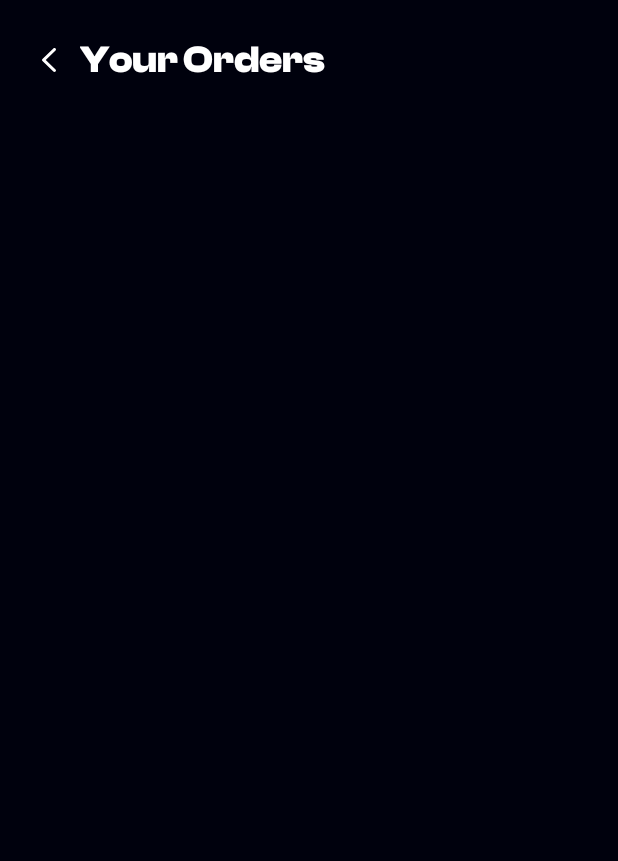
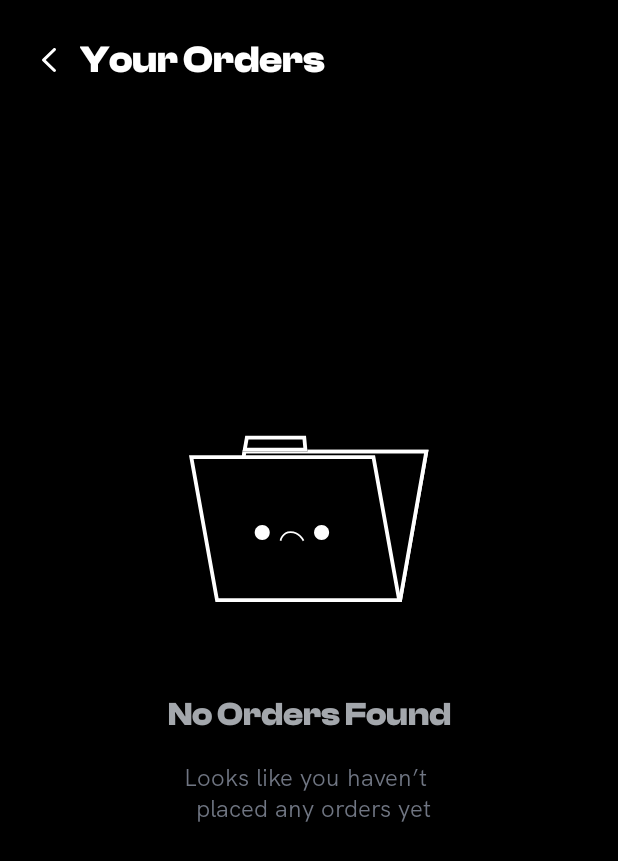
Before and after one commit to MdAyanHassan/Alcheringa, an Android app built with Jetpack Compose: the YourOrders screen opened directly, with no data from a screen before it, on a phone screen of 412 x 824 dp. Shown: the top 861 px of the screen. Run offline under Robolectric (Android 15) with nearby library versions, the phone set to English and light mode, and no system bars; our stand-ins replace Firebase (no records; nobody signed in at launch, a user with empty details on screens opened directly); pictures from the network do not load.

Commit message:
Empty Orders Page

```diff
--- a/app/src/main/java/com/example/alcheringa2022/YourOrders.java
+++ b/app/src/main/java/com/example/alcheringa2022/YourOrders.java
@@ -2,22 +2,17 @@ package com.example.alcheringa2022;
 
 import android.os.Bundle;
 import android.view.View;
-import android.widget.ImageView;
 import android.widget.ImageButton;
 
-import androidx.annotation.NonNull;
 import androidx.appcompat.app.AppCompatActivity;
 import androidx.recyclerview.widget.LinearLayoutManager;
 import androidx.recyclerview.widget.RecyclerView;
 
 import com.example.alcheringa2022.Model.YourOrders_model;
-import com.google.android.gms.tasks.OnCompleteListener;
-import com.google.android.gms.tasks.Task;
 import com.google.firebase.auth.FirebaseAuth;
 import com.google.firebase.auth.FirebaseUser;
 import com.google.firebase.firestore.DocumentSnapshot;
 import com.google.firebase.firestore.FirebaseFirestore;
-import com.google.firebase.firestore.QuerySnapshot;
 
 import java.util.ArrayList;
 import java.util.HashMap;
@@ -35,7 +30,11 @@ public class YourOrders extends AppCompatActivity {
 
     protected void onCreate(Bundle savedInstanceState) {
         super.onCreate(savedInstanceState);
-        setContentView(R.layout.activity_user_orders);
+        setContentView(R.layout.activity_your_orders);
+
+        loaderView = findViewById(R.id.dots_progress);
+        loaderView.setVisibility(View.VISIBLE);
+
         recyclerView = findViewById(R.id.user_orders_recyclerview);
         imageView = findViewById(R.id.backbtn);
         imageView.setOnClickListener(v -> finish());
@@ -50,8 +49,7 @@ public class YourOrders extends AppCompatActivity {
 
         populate_your_orders();
 
-        loaderView = findViewById(R.id.dots_progress);
-        loaderView.setVisibility(View.VISIBLE);
+
     }
 
     private void populate_your_orders() {
@@ -79,6 +77,14 @@ public class YourOrders extends AppCompatActivity {
 
             recyclerView.setAdapter(yourOrders_adapter);
             loaderView.setVisibility(View.GONE);
+
+            if(yourOrders_modelList.size() == 0){
+                setContentView(R.layout.empty_your_orders);
+
+                imageView = findViewById(R.id.backbtn);
+                imageView.setOnClickListener(v -> finish());
+
+            }
         });
     }
 }
--- /dev/null
+++ b/app/src/main/res/drawable/empty_orders.xml
@@ -0,0 +1,40 @@
+<vector xmlns:android="http://schemas.android.com/apk/res/android"
+    android:width="200dp"
+    android:height="140dp"
+    android:viewportWidth="200"
+    android:viewportHeight="140">
+  <path
+      android:pathData="M197.756,14.72H46.269L24.458,138.418H175.945L197.756,14.72Z"
+      android:strokeWidth="3.16394"
+      android:fillColor="#00000000"
+      android:strokeColor="#ffffff"/>
+  <path
+      android:pathData="M197.757,14.72H46.269L24.458,138.418H175.945L190.538,55.66L195.752,26.091L197.757,14.72Z"
+      android:strokeWidth="3.16394"
+      android:fillColor="#000000"
+      android:strokeColor="#ffffff"/>
+  <path
+      android:pathData="M98.743,14.661H44.561L46.877,1.523H97.507L98.743,14.661"
+      android:fillColor="#000000"/>
+  <group>
+    <clip-path
+        android:pathData="M98.743,14.661H44.561L46.877,1.523H97.507L98.743,14.661"/>
+    <path
+        android:pathData="M44.561,14.661V17.825H40.79L41.445,14.112L44.561,14.661ZM46.877,1.523L43.761,0.974L44.222,-1.641H46.877V1.523ZM97.507,1.523V-1.641H100.387L100.657,1.227L97.507,1.523ZM98.743,17.825H44.561V11.497H98.743V17.825ZM41.445,14.112L43.761,0.974L49.993,2.072L47.677,15.21L41.445,14.112ZM46.877,-1.641H97.507V4.687H46.877V-1.641ZM100.657,1.227L101.893,14.365L95.593,14.958L94.357,1.82L100.657,1.227Z"
+        android:fillColor="#ffffff"/>
+  </group>
+  <path
+      android:pathData="M1.892,19.326L23.335,138.418H175.154L153.712,19.326H1.892Z"
+      android:strokeWidth="3.16394"
+      android:fillColor="#000000"
+      android:strokeColor="#ffffff"/>
+  <path
+      android:pathData="M67.283,82.085C67.283,85.542 64.48,88.345 61.023,88.345C57.566,88.345 54.764,85.542 54.764,82.085C54.764,78.628 57.566,75.826 61.023,75.826C64.48,75.826 67.283,78.628 67.283,82.085Z"
+      android:fillColor="#ffffff"/>
+  <path
+      android:pathData="M116.75,82.024C116.75,85.481 113.947,88.283 110.49,88.283C107.033,88.283 104.23,85.481 104.23,82.024C104.23,78.567 107.033,75.764 110.49,75.764C113.947,75.764 116.75,78.567 116.75,82.024Z"
+      android:fillColor="#ffffff"/>
+  <path
+      android:pathData="M94.739,89.283L94.395,88.628C94.364,88.568 91.13,82.592 84.624,82.592C78.69,82.592 77.243,88.219 77.184,88.459L77.009,89.176L75.574,88.829L75.746,88.111C75.763,88.042 77.509,81.112 84.624,81.112C92.04,81.112 95.56,87.662 95.705,87.941L96.049,88.596L94.739,89.283"
+      android:fillColor="#ffffff"/>
+</vector>
--- /dev/null
+++ b/app/src/main/res/layout/activity_your_orders.xml
@@ -0,0 +1,69 @@
+<?xml version="1.0" encoding="utf-8"?>
+<androidx.constraintlayout.widget.ConstraintLayout xmlns:android="http://schemas.android.com/apk/res/android"
+    xmlns:app="http://schemas.android.com/apk/res-auto"
+    android:layout_width="match_parent"
+    android:layout_height="match_parent"
+    android:background="#00010D">
+
+    <androidx.constraintlayout.widget.ConstraintLayout
+        android:id="@+id/constraintLayout"
+        android:layout_width="match_parent"
+        android:layout_height="80dp"
+
+        app:layout_constraintBottom_toBottomOf="parent"
+        app:layout_constraintEnd_toEndOf="parent"
+        app:layout_constraintHorizontal_bias="0.0"
+        app:layout_constraintStart_toStartOf="parent"
+        app:layout_constraintTop_toTopOf="parent"
+        app:layout_constraintVertical_bias="0">
+
+        <ImageButton
+            android:id="@+id/backbtn"
+            android:layout_width="41dp"
+            android:layout_height="48dp"
+            android:padding="16dp"
+            android:src="@drawable/back"
+            app:layout_constraintStart_toStartOf="parent"
+            app:layout_constraintBottom_toBottomOf="parent"
+            app:layout_constraintTop_toTopOf="parent"
+            android:layout_marginStart="12dp"
+            android:background="@android:color/transparent"/>
+
+        <TextView
+            android:id="@+id/shop"
+            android:layout_width="wrap_content"
+            android:layout_height="wrap_content"
+            android:text="Your Orders"
+            android:textColor="@color/white"
+            android:fontFamily="@font/clash_700"
+            android:textSize="25sp"
+            app:layout_constraintBottom_toBottomOf="parent"
+            app:layout_constraintLeft_toRightOf="@id/backbtn"
+            app:layout_constraintTop_toTopOf="parent" />
+
+
+    </androidx.constraintlayout.widget.ConstraintLayout>
+
+
+    <androidx.recyclerview.widget.RecyclerView
+        android:id="@+id/user_orders_recyclerview"
+        android:layout_width="match_parent"
+        android:layout_height="0dp"
+        app:layout_constraintBottom_toBottomOf="parent"
+        app:layout_constraintEnd_toEndOf="parent"
+        app:layout_constraintHorizontal_bias="0.0"
+        app:layout_constraintStart_toStartOf="parent"
+        app:layout_constraintTop_toBottomOf="@+id/constraintLayout">
+
+    </androidx.recyclerview.widget.RecyclerView>
+
+    <com.example.alcheringa2022.LoaderView
+        android:id="@+id/dots_progress"
+        android:layout_width="match_parent"
+        android:layout_height="match_parent"
+        app:layout_constraintTop_toTopOf="parent"
+        app:layout_constraintBottom_toBottomOf="parent"
+        app:layout_constraintLeft_toLeftOf="parent"
+        app:layout_constraintRight_toRightOf="parent" />
+
+</androidx.constraintlayout.widget.ConstraintLayout>
--- a/app/src/main/res/layout/empty_shopping_cart.xml
+++ b/app/src/main/res/layout/empty_shopping_cart.xml
@@ -15,17 +15,6 @@
         app:layout_constraintStart_toStartOf="parent"
         app:layout_constraintTop_toTopOf="parent">
 
-<!--        <ImageView
-            android:id="@+id/backbtn"
-            android:layout_width="wrap_content"
-            android:layout_height="wrap_content"
-            android:layout_gravity="center"
-            android:layout_marginStart="24dp"
-            android:background="@drawable/back"
-            app:layout_constraintBottom_toBottomOf="parent"
-            app:layout_constraintStart_toStartOf="parent"
-            app:layout_constraintTop_toTopOf="parent"
-            android:contentDescription="back button" />-->
 
         <ImageButton
             android:id="@+id/backbtn"
--- a/app/src/main/res/layout/activity_user_orders.xml
+++ b/app/src/main/res/layout/empty_your_orders.xml
@@ -1,9 +1,11 @@
 <?xml version="1.0" encoding="utf-8"?>
 <androidx.constraintlayout.widget.ConstraintLayout xmlns:android="http://schemas.android.com/apk/res/android"
     xmlns:app="http://schemas.android.com/apk/res-auto"
+    xmlns:tools="http://schemas.android.com/tools"
     android:layout_width="match_parent"
     android:layout_height="match_parent"
-    android:background="#00010D">
+    android:background="@color/black"
+    tools:ignore="HardcodedText">
 
     <androidx.constraintlayout.widget.ConstraintLayout
         android:id="@+id/constraintLayout"
@@ -17,19 +19,6 @@
         app:layout_constraintTop_toTopOf="parent"
         app:layout_constraintVertical_bias="0">
 
-<!--        <ImageView
-            android:id="@+id/backbtn"
-            android:layout_width="30dp"
-            android:layout_height="35dp"
-            android:layout_marginStart="24dp"
-            android:src="@drawable/back_arrow"
-            app:layout_constraintBottom_toBottomOf="parent"
-            app:layout_constraintRight_toLeftOf="@id/shop"
-            app:layout_constraintStart_toStartOf="parent"
-            app:layout_constraintTop_toTopOf="parent"
-            app:layout_constraintVertical_bias="0.511">
-
-        </ImageView>-->
         <ImageButton
             android:id="@+id/backbtn"
             android:layout_width="41dp"
@@ -57,26 +46,53 @@
 
     </androidx.constraintlayout.widget.ConstraintLayout>
 
-
-    <androidx.recyclerview.widget.RecyclerView
-        android:id="@+id/user_orders_recyclerview"
-        android:layout_width="match_parent"
-        android:layout_height="0dp"
+    <LinearLayout
+        android:layout_width="wrap_content"
+        android:layout_height="wrap_content"
         app:layout_constraintBottom_toBottomOf="parent"
         app:layout_constraintEnd_toEndOf="parent"
-        app:layout_constraintHorizontal_bias="0.0"
         app:layout_constraintStart_toStartOf="parent"
-        app:layout_constraintTop_toBottomOf="@+id/constraintLayout">
+        app:layout_constraintTop_toTopOf="parent"
+        android:orientation="vertical">
 
-    </androidx.recyclerview.widget.RecyclerView>
+        <ImageView
+            android:layout_width="160dp"
+            android:layout_height="wrap_content"
+            android:src="@drawable/empty_orders"
+            android:contentDescription="@string/empty_shopping_cart"
+            android:layout_marginBottom="48dp"
+            android:layout_gravity="center"/>
 
-    <com.example.alcheringa2022.LoaderView
-        android:id="@+id/dots_progress"
-        android:layout_width="match_parent"
-        android:layout_height="match_parent"
-        app:layout_constraintTop_toTopOf="parent"
-        app:layout_constraintBottom_toBottomOf="parent"
-        app:layout_constraintLeft_toLeftOf="parent"
-        app:layout_constraintRight_toRightOf="parent" />
+        <TextView
+            android:layout_width="wrap_content"
+            android:layout_height="wrap_content"
+            android:text="No Orders Found"
+            android:textColor="#A3A7AC"
+            android:fontFamily="@font/clash_display_bold"
+            android:textSize="22sp"
+            android:layout_marginBottom="16dp"
+            android:textAlignment="center"
+            android:layout_gravity="center"/>
+
+        <TextView
+            android:layout_width="wrap_content"
+            android:layout_height="wrap_content"
+            android:text="Looks like you haven’t \n placed any orders yet"
+            android:textSize="16sp"
+            android:textColor="#707683"
+            android:fontFamily="@font/hk_grotesk"
+            android:textAlignment="center"
+            android:layout_gravity="center"
+            />
+        <Button
+            android:id="@+id/start_shopping"
+            android:text="Start Shopping"
+            android:layout_marginTop="64dp"
+            style="@style/bottom_orange_button"
+            android:layout_gravity="center"
+            android:layout_width="188dp"
+            android:visibility="gone"/>
+
+    </LinearLayout>
 
 </androidx.constraintlayout.widget.ConstraintLayout>
```
